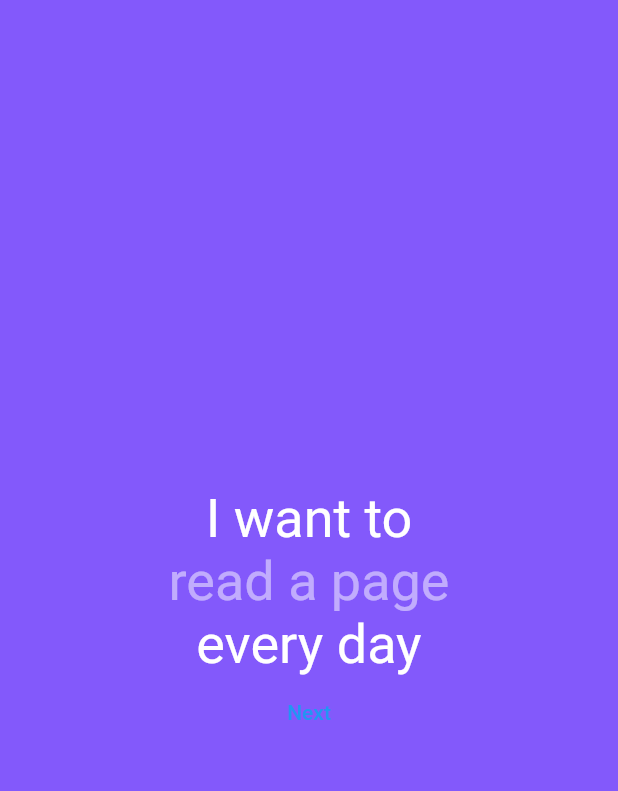
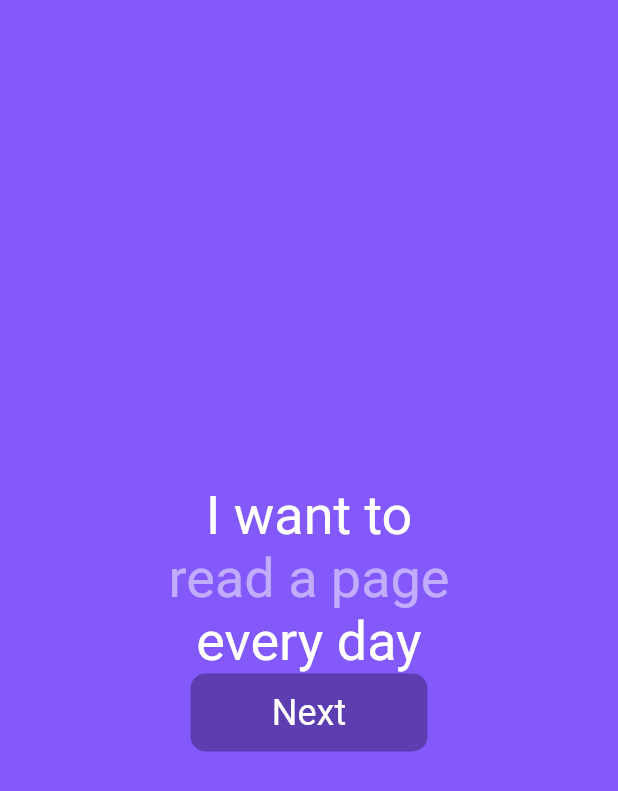
Before and after one commit to jac-snall/habit_tracker, a Flutter app: the screen it shows after launch, on a phone screen of 412 x 824 dp. Shown: the top 791 px of the screen. Run offline on Flutter 3.47's test engine with Material 2 defaults, Android fonts, the phone set to English and light mode, and no system bars; drawn by our look-alikes of animated_text_kit.

Commit message:
Added style to textbutton

```diff
--- a/lib/main.dart
+++ b/lib/main.dart
@@ -26,7 +26,19 @@ class MyApp extends StatelessWidget {
         scaffoldBackgroundColor: Color(0xFF8359FB),
         textTheme: const TextTheme(
           bodyText2: TextStyle(color: Colors.white, fontSize: 36),
-          )),
+        ),
+        textButtonTheme: TextButtonThemeData(
+          style: TextButton.styleFrom(
+            backgroundColor: Color(0xFF5C3EB0),
+            primary: Colors.white,
+            textStyle: TextStyle(fontSize: 24),
+            minimumSize: Size(158, 52),
+            shape: RoundedRectangleBorder(
+              borderRadius: BorderRadius.circular(10),
+            ),
+          ),
+        ),
+      ),
       //home: MyHomePage(title: 'Flutter Demo Home Page'),
       home: StartView(),
     );
```
Lines whose indentation alone changed are shown as unchanged.
